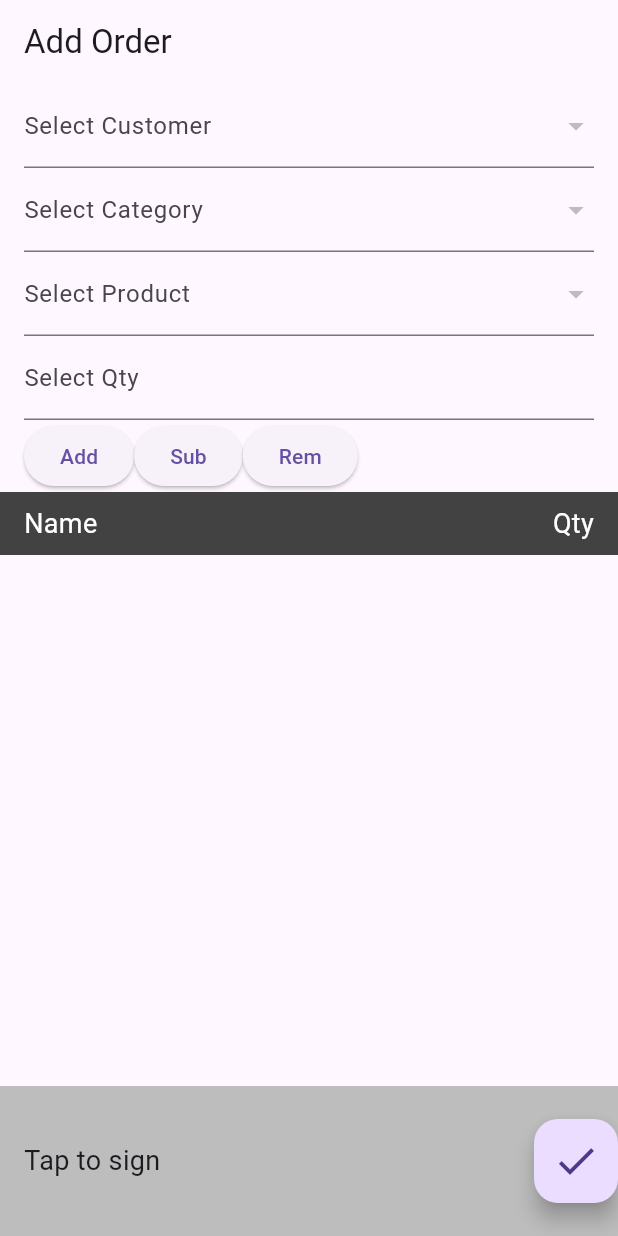
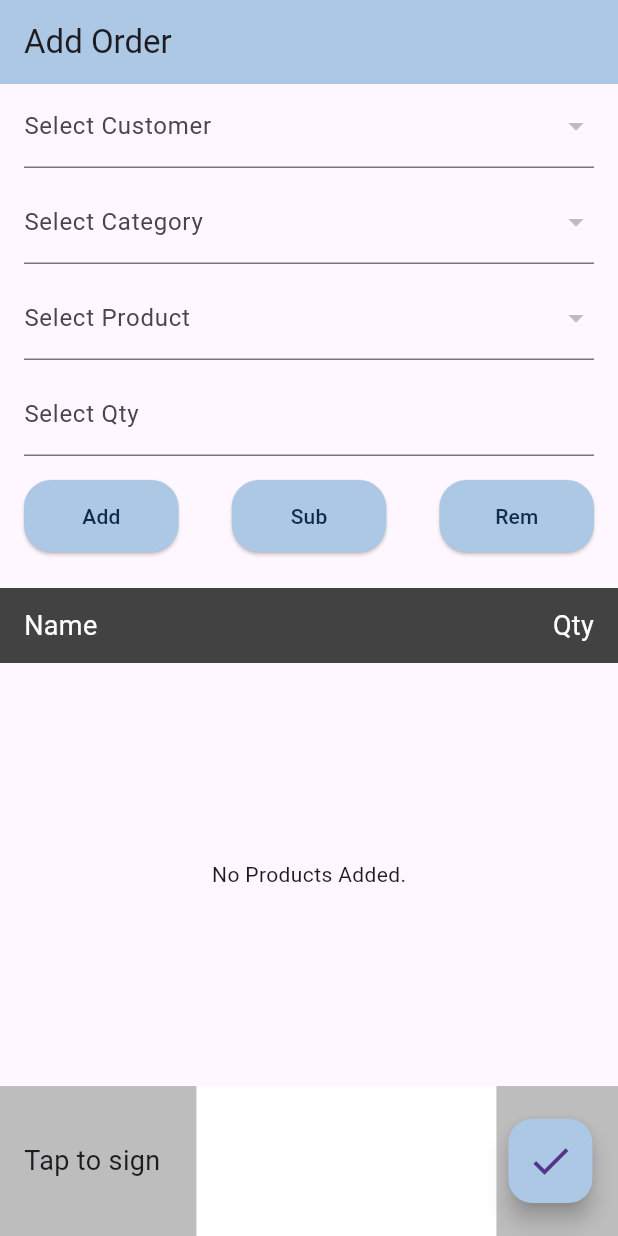
Before and after one commit to ktul15/order_app_demo, a Flutter app: the screen it shows after launch, on a phone screen of 412 x 824 dp. Run offline on Flutter 3.47's test engine with Material 3 defaults, Android fonts, the phone set to English and light mode, and no system bars; our stand-ins replace bloc, dio, flutter_bloc, fpdart, freezed_annotation, go_router and 2 more; accounts and stored records are empty; network calls fail.

Commit message:
feat: add styling, refactoring.

```diff
--- a/lib/add_order/presentation/view/add_order_view.dart
+++ b/lib/add_order/presentation/view/add_order_view.dart
@@ -7,6 +7,7 @@ import 'package:go_router/go_router.dart';
 import 'package:order_app_demo/add_order/presentation/bloc/add_order_bloc.dart';
 import 'package:order_app_demo/add_order/presentation/bloc/add_order_state.dart';
 import 'package:order_app_demo/router/path_constants.dart';
+import 'package:order_app_demo/utils/app_colors.dart';
 
 import '../bloc/add_order_event.dart';
 
@@ -25,6 +26,14 @@ class _AddOrderViewState extends State<AddOrderView> {
   bool showSubtract = false;
   bool showRemove = false;
 
+  late ScrollController _scrollController;
+
+  @override
+  void initState() {
+    super.initState();
+    _scrollController = ScrollController();
+  }
+
   @override
   Widget build(BuildContext context) {
     return Scaffold(
@@ -40,16 +49,27 @@ class _AddOrderViewState extends State<AddOrderView> {
                 height: MediaQuery.of(context).size.height,
                 child: Column(
                   mainAxisSize: MainAxisSize.max,
-                  mainAxisAlignment: MainAxisAlignment.spaceBetween,
-                  children: [
-                    Column(
-                      mainAxisSize: MainAxisSize.max,
+                  mainAxisAlignment: MainAxisAlignment.start,
                   children: [
                     buildAddOrderForm(context, state),
-                        buildButtonRow(context, state),
+                    const SizedBox(
+                      height: 24,
+                    ),
+                    Expanded(child: buildOrderListSection(context, state)),
                   ],
                 ),
-                    Container(
+              );
+      }),
+      bottomNavigationBar: BlocBuilder<AddOrderBloc, AddOrderState>(
+        builder: (context, state) {
+          return buildSignSection(context, state);
+        },
+      ),
+    );
+  }
+
+  Container buildSignSection(BuildContext context, AddOrderState state) {
+    return Container(
       color: Colors.grey.shade400,
       child: Row(
         children: [
@@ -58,21 +78,16 @@ class _AddOrderViewState extends State<AddOrderView> {
             alignment: Alignment.center,
             child: GestureDetector(
               onTap: () {
+                context.pushNamed(PathConstants.signaturePage).then((value) {
+                  if (value != null) {
                     context
-                                    .pushNamed(PathConstants.signaturePage)
-                                    .then((value) {
-                                  print("value: $value");
-                                  print("value: ${value.runtimeType}");
-                                  if (value != null) {
-                                    context.read<AddOrderBloc>().add(
-                                        SignatureImageAdded(
-                                            bytes: (value as Uint8List)));
+                        .read<AddOrderBloc>()
+                        .add(SignatureImageAdded(bytes: (value as Uint8List)));
                   }
                 });
               },
               child: const Padding(
-                                padding: EdgeInsets.symmetric(
-                                    horizontal: 16, vertical: 0),
+                padding: EdgeInsets.symmetric(horizontal: 16, vertical: 0),
                 child: Text(
                   "Tap to sign",
                   style: TextStyle(fontSize: 18),
@@ -80,52 +95,60 @@ class _AddOrderViewState extends State<AddOrderView> {
               ),
             ),
           ),
-                          Expanded(
-                              child: GestureDetector(
+          const SizedBox(
+            width: 8,
+          ),
+          GestureDetector(
             onTap: () {
+              context.pushNamed(PathConstants.signaturePage).then((value) {
+                if (value != null) {
                   context
-                                  .pushNamed(PathConstants.signaturePage)
-                                  .then((value) {
-                                if (value != null) {
-                                  context.read<AddOrderBloc>().add(
-                                      SignatureImageAdded(
-                                          bytes: (value as Uint8List)));
+                      .read<AddOrderBloc>()
+                      .add(SignatureImageAdded(bytes: (value as Uint8List)));
                 }
               });
             },
-                            child: Container(
+            child: SizedBox(
+              height: 100,
               child: state.bytes != null
                   ? Image.memory(
                       state.bytes!,
                       height: 100,
-                                      width: 80,
+                      width: 200,
                     )
-                                  : Container(),
+                  : Container(
+                      height: 100,
+                      width: 200,
+                      color: Colors.white,
                     ),
-                          )),
-                          FloatingActionButton(
+            ),
+          ),
+          const SizedBox(
+            width: 8,
+          ),
+          Padding(
+            padding: const EdgeInsets.only(right: 8.0),
+            child: FloatingActionButton(
+              backgroundColor: AppColor.primaryColor,
               onPressed: () {},
               child: const Icon(
                 Icons.check,
                 size: 32,
               ),
             ),
-                        ],
           ),
-                    )
         ],
       ),
     );
-      }),
-    );
   }
 
-  Column buildButtonRow(BuildContext context, AddOrderState state) {
+  Column buildOrderListSection(BuildContext context, AddOrderState state) {
     return Column(
+      mainAxisSize: MainAxisSize.max,
       children: [
         Container(
           color: Colors.grey.shade800,
-          padding: const EdgeInsets.symmetric(horizontal: 16, vertical: 8),
+          padding: const EdgeInsets.symmetric(horizontal: 16, vertical: 12),
           child: const Row(
             mainAxisAlignment: MainAxisAlignment.spaceBetween,
             children: [
@@ -140,17 +163,18 @@ class _AddOrderViewState extends State<AddOrderView> {
             ],
           ),
         ),
-        SizedBox(
-          height: MediaQuery.of(context).size.height * 0.4,
-          child: ListView.builder(
-            shrinkWrap: true,
+        Expanded(
+          child: state.unitsAdded.length == 0
+              ? Center(child: const Text("No Products Added."))
+              : ListView.builder(
+                  controller: _scrollController,
                   itemCount: state.unitsAdded.length,
                   itemBuilder: (context, index) {
                     final name = state.unitsAdded[index].product.name;
                     final quantity = state.unitsAdded[index].quantity;
                     return Padding(
-                padding:
-                    const EdgeInsets.symmetric(horizontal: 20, vertical: 16),
+                      padding: const EdgeInsets.symmetric(
+                          horizontal: 20, vertical: 16),
                       child: Row(
                         mainAxisAlignment: MainAxisAlignment.spaceBetween,
                         children: [
@@ -161,7 +185,7 @@ class _AddOrderViewState extends State<AddOrderView> {
                             width: 12,
                           ),
                           showSubtract == true
-                        ? InkWell(
+                              ? SmallIcon(
                                   onTap: () {
                                     context.read<AddOrderBloc>().add(
                                           QuantitySubtracted(
@@ -169,18 +193,20 @@ class _AddOrderViewState extends State<AddOrderView> {
                                           ),
                                         );
                                   },
-                            child: const Icon(
-                              Icons.remove,
-                              size: 16,
-                            ),
+                                  iconData: Icons.remove,
                                 )
                               : Container(
                                   padding: EdgeInsets.zero,
                                   height: 0,
                                   width: 0,
                                 ),
+                          showSubtract == true
+                              ? const SizedBox(
+                                  width: 16,
+                                )
+                              : Container(),
                           showRemove == true
-                        ? InkWell(
+                              ? SmallIcon(
                                   onTap: () {
                                     context.read<AddOrderBloc>().add(
                                           UnitRemoved(
@@ -188,10 +214,7 @@ class _AddOrderViewState extends State<AddOrderView> {
                                           ),
                                         );
                                   },
-                            child: const Icon(
-                              Icons.close,
-                              size: 16,
-                            ),
+                                  iconData: Icons.close,
                                 )
                               : Container(
                                   padding: EdgeInsets.zero,
@@ -205,14 +228,28 @@ class _AddOrderViewState extends State<AddOrderView> {
                 ),
         ),
         state.unitsAdded.isNotEmpty
-            ? ElevatedButton(
+            ? const SizedBox(
+                height: 16,
+              )
+            : Container(),
+        state.unitsAdded.isNotEmpty
+            ? Padding(
+                padding: const EdgeInsets.only(
+                  right: 16,
+                  bottom: 16,
+                ),
+                child: Align(
+                  alignment: Alignment.centerRight,
+                  child: CommonButton(
                     onPressed: () {
                       context.pushNamed(PathConstants.orderDetails, extra: {
                         "customer": state.selectedCustomer,
                         "units": state.unitsAdded,
                       });
                     },
-                child: const Text("View Order Details"),
+                    text: "View Order Details",
+                  ),
+                ),
               )
             : Container(),
       ],
@@ -226,36 +263,238 @@ class _AddOrderViewState extends State<AddOrderView> {
         padding: const EdgeInsets.symmetric(horizontal: 16),
         child: Column(
           children: [
-            DropdownButtonFormField<String>(
+            SelectCustomerDropDown(state: state),
+            const SizedBox(
+              height: 8,
+            ),
+            SelectCategoryDropDown(state: state),
+            const SizedBox(
+              height: 8,
+            ),
+            SelectProductDropDown(state: state),
+            const SizedBox(
+              height: 8,
+            ),
+            QuantityField(quantityController: quantityController),
+            const SizedBox(
+              height: 16,
+            ),
+            Row(
+              mainAxisSize: MainAxisSize.max,
+              mainAxisAlignment: MainAxisAlignment.spaceBetween,
+              children: [
+                AddButton(
+                  formKey: formKey,
+                  quantityController: quantityController,
+                  scrollController: _scrollController,
+                ),
+                buildSubtractMethod(),
+                buildRemoveButton(),
+              ],
+            ),
+          ],
+        ),
+      ),
+    );
+  }
+
+  Widget buildRemoveButton() {
+    return CommonButton(
+      onPressed: () {
+        // toggle the visibility of remove icon
+        setState(() {
+          showRemove = !showRemove;
+        });
+      },
+      text: "Rem",
+    );
+  }
+
+  Widget buildSubtractMethod() {
+    return CommonButton(
+      onPressed: () {
+        // toggle the visibility of subtract icon
+        setState(() {
+          showSubtract = !showSubtract;
+        });
+      },
+      text: "Sub",
+    );
+  }
+}
+
+class SmallIcon extends StatelessWidget {
+  const SmallIcon({super.key, required this.onTap, required this.iconData});
+
+  final Function onTap;
+  final IconData iconData;
+
+  @override
+  Widget build(BuildContext context) {
+    return InkWell(
+      onTap: () => onTap(),
+      child: Container(
+        height: 24,
+        width: 24,
+        decoration: BoxDecoration(
+            color: AppColor.primaryColor,
+            borderRadius: BorderRadius.circular(6)),
+        child: Icon(
+          iconData,
+          size: 16,
+        ),
+      ),
+    );
+  }
+}
+
+class AddButton extends StatelessWidget {
+  const AddButton({
+    super.key,
+    required this.formKey,
+    required this.quantityController,
+    required this.scrollController,
+  });
+
+  final GlobalKey<FormState> formKey;
+  final TextEditingController quantityController;
+  final ScrollController scrollController;
+
+  @override
+  Widget build(BuildContext context) {
+    return CommonButton(
+      onPressed: () {
+        if (formKey.currentState?.validate() == true) {
+          FocusScope.of(context).requestFocus(FocusNode());
+          // add unit event
+          context
+              .read<AddOrderBloc>()
+              .add(UnitAdded(quantity: quantityController.text));
+          // scrollController.animateTo(
+          //   scrollController.position.maxScrollExtent,
+          //   duration: const Duration(milliseconds: 100),
+          //   curve: Curves.fastOutSlowIn,
+          // );
+        }
+      },
+      text: "Add",
+    );
+  }
+}
+
+class CommonButton extends StatelessWidget {
+  const CommonButton({super.key, required this.onPressed, required this.text});
+
+  final Function onPressed;
+  final String text;
+
+  @override
+  Widget build(BuildContext context) {
+    return ElevatedButton(
+      style: ElevatedButton.styleFrom(
+        backgroundColor: AppColor.primaryColor,
+        shape: RoundedRectangleBorder(
+          borderRadius: BorderRadius.circular(18),
+        ),
+        minimumSize: Size(
+          MediaQuery.of(context).size.width * 0.25,
+          48,
+        ),
+      ),
+      onPressed: () => onPressed(),
+      child: Text(
+        text,
+        style: const TextStyle(
+          color: Color(0xff112A46),
+          fontSize: 14,
+        ),
+      ),
+    );
+  }
+}
+
+class QuantityField extends StatelessWidget {
+  const QuantityField({
+    super.key,
+    required this.quantityController,
+  });
+
+  final TextEditingController quantityController;
+
+  @override
+  Widget build(BuildContext context) {
+    return TextFormField(
+      keyboardType: TextInputType.number,
+      controller: quantityController,
+      decoration: const InputDecoration(
+        label: Text(
+          "Select Qty",
+        ),
+      ),
+      validator: (value) {
+        if (value == null || value.isEmpty) {
+          return "Quantity cannot be empty";
+        } else if (int.tryParse(value) == null) {
+          return "Please enter whole number as quantity.";
+        }
+      },
+    );
+  }
+}
+
+class SelectProductDropDown extends StatelessWidget {
+  const SelectProductDropDown({
+    super.key,
+    required this.state,
+  });
+
+  final AddOrderState state;
+
+  @override
+  Widget build(BuildContext context) {
+    return DropdownButtonFormField<String>(
       menuMaxHeight: MediaQuery.of(context).size.height * 0.5,
       elevation: 100,
       decoration: const InputDecoration(
-                label: Text("Select Customer"),
+        label: Text("Select Product"),
       ),
-              items: state.customers.mapWithIndex(
-                (customer, index) {
+      items: state.products.mapWithIndex(
+        (product, index) {
           return DropdownMenuItem(
-                    value: customer.name ?? "",
-                    child: Text(customer.name ?? ""),
+            value: product.name ?? "",
+            child: Text(product.name ?? ""),
           );
         },
       ).toList(),
       onChanged: (value) {
         if (value != null) {
-                  print(value);
-                  context.read<AddOrderBloc>().add(CustomerSelected(
-                      selectedCustomer: state.customers
-                          .singleWhere((pro) => pro.name == value)));
+          print("value: ${state.products}");
+          context.read<AddOrderBloc>().add(ProductSelected(
+              selectedProduct:
+                  state.products.singleWhere((pro) => pro.name == value)));
         }
       },
       validator: (value) {
         if (value == null || value.isEmpty) {
-                  return "Please select a customer.";
+          return "Please select a product.";
         }
         return null;
       },
-            ),
-            DropdownButtonFormField<String>(
+    );
+  }
+}
+
+class SelectCategoryDropDown extends StatelessWidget {
+  const SelectCategoryDropDown({
+    super.key,
+    required this.state,
+  });
+
+  final AddOrderState state;
+
+  @override
+  Widget build(BuildContext context) {
+    return DropdownButtonFormField<String>(
       // width: MediaQuery.of(context).size.width,
       menuMaxHeight: MediaQuery.of(context).size.height * 0.5,
       elevation: 100,
@@ -284,95 +523,48 @@ class _AddOrderViewState extends State<AddOrderView> {
         }
         return null;
       },
-            ),
-            DropdownButtonFormField<String>(
+    );
+  }
+}
+
+class SelectCustomerDropDown extends StatelessWidget {
+  const SelectCustomerDropDown({
+    super.key,
+    required this.state,
+  });
+
+  final AddOrderState state;
+
+  @override
+  Widget build(BuildContext context) {
+    return DropdownButtonFormField<String>(
       menuMaxHeight: MediaQuery.of(context).size.height * 0.5,
       elevation: 100,
       decoration: const InputDecoration(
-                label: Text("Select Product"),
+        label: Text("Select Customer"),
       ),
-              items: state.products.mapWithIndex(
-                (product, index) {
+      items: state.customers.mapWithIndex(
+        (customer, index) {
           return DropdownMenuItem(
-                    value: product.name ?? "",
-                    child: Text(product.name ?? ""),
+            value: customer.name ?? "",
+            child: Text(customer.name ?? ""),
           );
         },
       ).toList(),
       onChanged: (value) {
         if (value != null) {
-                  print("value: ${state.products}");
-                  context.read<AddOrderBloc>().add(ProductSelected(
-                      selectedProduct: state.products
-                          .singleWhere((pro) => pro.name == value)));
+          print(value);
+          context.read<AddOrderBloc>().add(CustomerSelected(
+              selectedCustomer:
+                  state.customers.singleWhere((pro) => pro.name == value)));
         }
       },
       validator: (value) {
         if (value == null || value.isEmpty) {
-                  return "Please select a product.";
+          return "Please select a customer.";
         }
         return null;
       },
-            ),
-            TextFormField(
-              keyboardType: TextInputType.number,
-              controller: quantityController,
-              decoration: const InputDecoration(
-                label: Text(
-                  "Select Qty",
-                ),
-              ),
-              validator: (value) {
-                if (value == null || value.isEmpty) {
-                  return "Quantity cannot be empty";
-                } else if (int.tryParse(value) == null) {
-                  return "Please enter whole number as quantity.";
-                }
-              },
-            ),
-            Row(
-              children: [
-                ElevatedButton(
-                  onPressed: () {
-                    if (formKey.currentState?.validate() == true) {
-                      FocusScope.of(context).requestFocus(FocusNode());
-                      // add unit event
-                      context
-                          .read<AddOrderBloc>()
-                          .add(UnitAdded(quantity: quantityController.text));
-                    }
-                  },
-                  child: const Text(
-                    "Add",
-                  ),
-                ),
-                ElevatedButton(
-                  onPressed: () {
-                    // toggle the visibility of subtract icon
-                    setState(() {
-                      showSubtract = !showSubtract;
-                    });
-                  },
-                  child: const Text(
-                    "Sub",
-                  ),
-                ),
-                ElevatedButton(
-                  onPressed: () {
-                    // toggle the visibility of subtract icon
-                    setState(() {
-                      showRemove = !showRemove;
-                    });
-                  },
-                  child: const Text(
-                    "Rem",
-                  ),
-                ),
-              ],
-            ),
-          ],
-        ),
-      ),
     );
   }
 }
--- a/lib/app.dart
+++ b/lib/app.dart
@@ -1,5 +1,6 @@
 import 'package:flutter/material.dart';
 import 'package:order_app_demo/router/router.dart';
+import 'package:order_app_demo/utils/app_colors.dart';
 
 class App extends StatelessWidget {
   const App({super.key});
@@ -9,6 +10,10 @@ class App extends StatelessWidget {
     return MaterialApp.router(
       debugShowCheckedModeBanner: false,
       title: 'Todo App POC',
+      theme: ThemeData(
+          appBarTheme: const AppBarTheme(
+        backgroundColor: AppColor.primaryColor,
+      )),
       routeInformationParser: router.routeInformationParser,
       routeInformationProvider: router.routeInformationProvider,
       routerDelegate: router.routerDelegate,
--- a/lib/order_details/presentation/order_details_page.dart
+++ b/lib/order_details/presentation/order_details_page.dart
@@ -1,6 +1,7 @@
 import 'package:flutter/material.dart';
 import 'package:order_app_demo/add_order/data/models/response/get_customer_response.dart';
 import 'package:order_app_demo/add_order/domain/models/unit.dart';
+import 'package:order_app_demo/utils/app_colors.dart';
 
 class OrderDetailsPage extends StatelessWidget {
   const OrderDetailsPage(
@@ -19,11 +20,11 @@ class OrderDetailsPage extends StatelessWidget {
       ),
       body: SingleChildScrollView(
         child: Padding(
-          padding: const EdgeInsets.symmetric(horizontal: 0, vertical: 16),
+          padding: const EdgeInsets.symmetric(horizontal: 0, vertical: 0),
           child: Column(
             children: [
               Container(
-                color: Colors.red.shade100,
+                color: AppColor.primaryColor,
                 width: MediaQuery.of(context).size.width,
                 padding:
                     const EdgeInsets.symmetric(horizontal: 12, vertical: 8),
--- /dev/null
+++ b/lib/utils/app_colors.dart
@@ -0,0 +1,5 @@
+import 'dart:ui';
+
+class AppColor {
+  static const primaryColor = Color(0xffACC8E5);
+}
```
Lines whose indentation alone changed are shown as unchanged.
